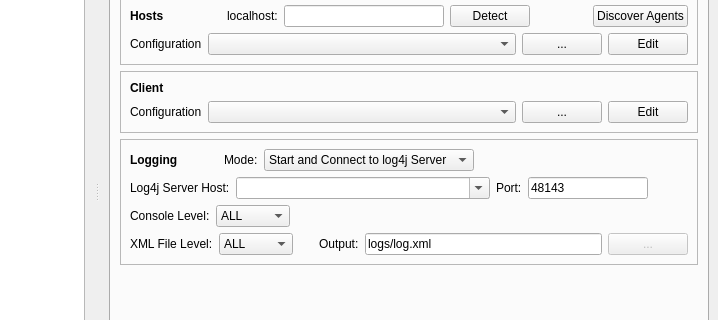
This is tools/castctrl/trunk/qtui/mainwindow.ui in marc-hanheide/cogx as Qt 5 draws it before an edit; both pictures show x 124 to 842 and y 97 to 417 of the 842 by 550 pixel window. The edited form follows.
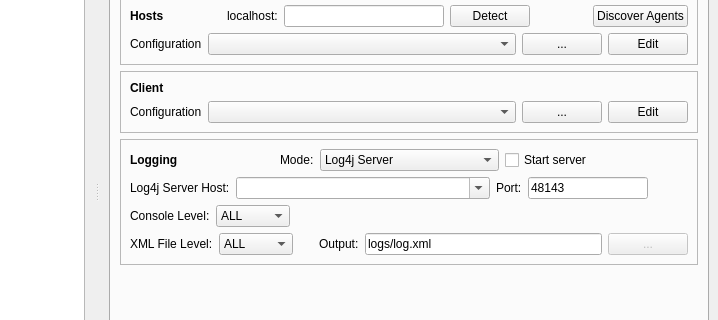
This is the edited form. Icons and pictures are not drawn.

Commit message: castctrl: added supprot for cast log server; refactored

Diff of the .ui file:
```diff
--- a/tools/castctrl/trunk/qtui/mainwindow.ui
+++ b/tools/castctrl/trunk/qtui/mainwindow.ui
@@ -6,7 +6,7 @@
    <rect>
     <x>0</x>
     <y>0</y>
-    <width>750</width>
+    <width>772</width>
     <height>550</height>
    </rect>
   </property>
@@ -598,7 +598,7 @@
                    <enum>Qt::Horizontal</enum>
                   </property>
                   <property name="sizeType">
-                   <enum>QSizePolicy::Fixed</enum>
+                   <enum>QSizePolicy::Expanding</enum>
                   </property>
                   <property name="sizeHint" stdset="0">
                    <size>
@@ -621,14 +621,14 @@
                 <item>
                  <widget class="QComboBox" name="cbLog4jMode">
                   <property name="sizePolicy">
-                   <sizepolicy hsizetype="Preferred" vsizetype="Preferred">
+                   <sizepolicy hsizetype="MinimumExpanding" vsizetype="Preferred">
                     <horstretch>0</horstretch>
                     <verstretch>0</verstretch>
                    </sizepolicy>
                   </property>
                   <item>
                    <property name="text">
-                    <string>Start and Connect to log4j Server</string>
+                    <string>Log4j Server</string>
                    </property>
                   </item>
                   <item>
@@ -643,11 +643,21 @@
                   </item>
                  </widget>
                 </item>
+                <item>
+                 <widget class="QCheckBox" name="ckStartLogServer">
+                  <property name="text">
+                   <string>Start server</string>
+                  </property>
+                 </widget>
+                </item>
                 <item>
                  <spacer name="horizontalSpacer_4">
                   <property name="orientation">
                    <enum>Qt::Horizontal</enum>
                   </property>
+                  <property name="sizeType">
+                   <enum>QSizePolicy::MinimumExpanding</enum>
+                  </property>
                   <property name="sizeHint" stdset="0">
                    <size>
                     <width>20</width>
```
Left out of the diff: 8 changed lines with no effect on the pictures. The commit also changes 8 other files.
